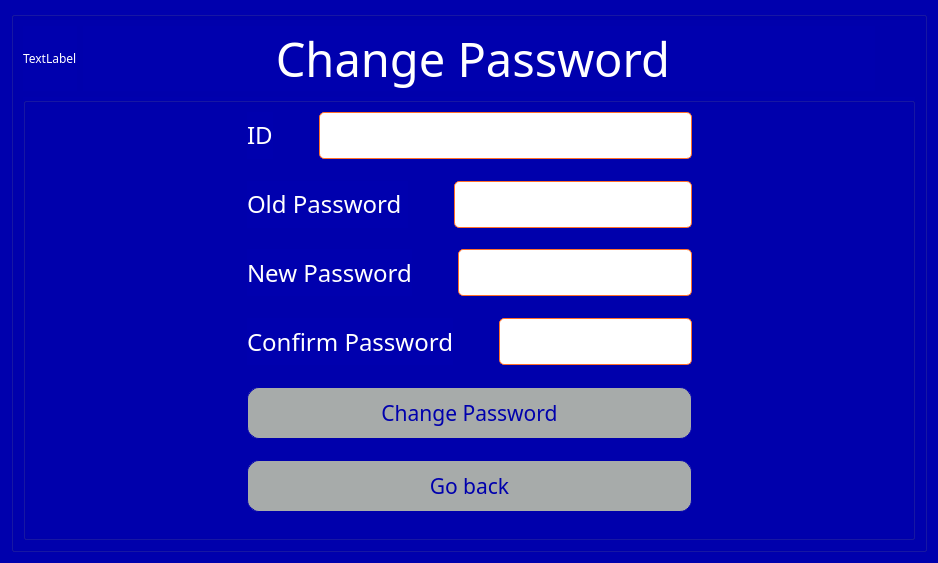
Above: ExamSphereV1/changepassword.ui from BiratBC/ExamSphereV1 before the change. Below: the same form after it.
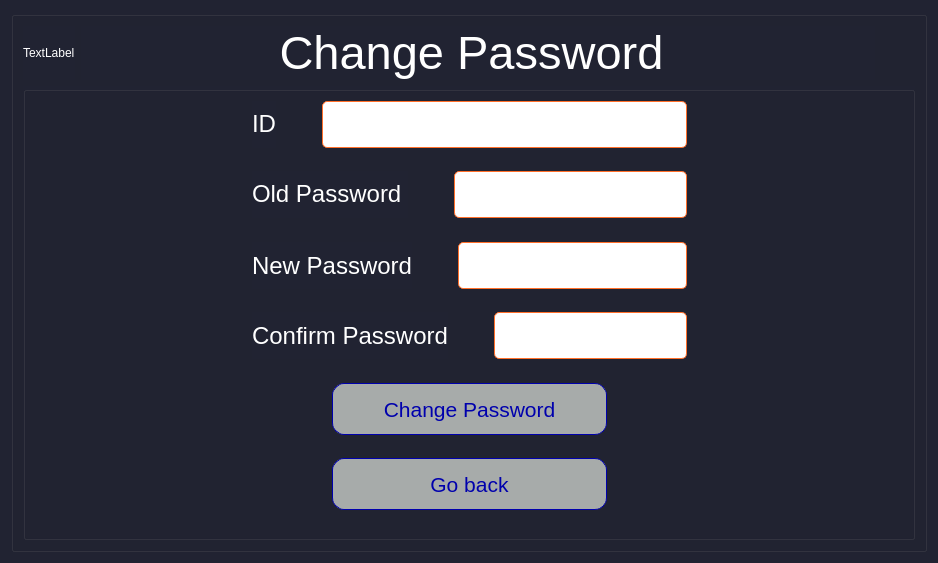
That is the form after the change.

Patch:
```diff
--- a/ExamSphereV1/changepassword.ui
+++ b/ExamSphereV1/changepassword.ui
@@ -14,34 +14,83 @@
    <string>Dialog</string>
   </property>
   <property name="styleSheet">
-   <string notr="true">*{
-	background-color: rgb(0, 0, 173);
-font-family:AcPlus IBM CGA;
+   <string notr="true">QComboBox
+{
+border: 1px solid;
+border-radius: 12px; 
+border-color: rgba(33,35,50,255);
+color:#0000ad;
+	background-color: rgb(255, 255, 255);
+}
+*{
+	background-color: rgba(33,35,50,255);
+font-family:Ubuntu Medium;
 color:#fff;
 }
 QLineEdit
-{	
-color:#0000ad;
-	background-color: rgb(255, 255, 255);
-}
-QComboBox
 {
-color:#0000ad;
-	background-color: rgb(255, 255, 255);
+height:40px;
+border: 1px solid;
+border-color: rgba(33,35,50,255);
+border-radius:10px;
+color:rgba(33,35,50,255);
+background-color: rgb(255, 255, 255);
 }
 QPushButton
 {
-	
-	background-color: rgb(167, 171, 170);
-	color:#0000ad;
+background-color: #a7abaa;
+color: rgba(0,0,173,255);
+border-radius: 12px; 
+border: 1px solid;
+border-color: rgba(33,35,50,255);
+height:40px;
+width:100px;
 }
-</string>
+QGroupBox
+{
+	width:500px;
+}</string>
   </property>
   <layout class="QGridLayout" name="gridLayout">
    <item row="0" column="0">
     <widget class="QGroupBox" name="groupBox">
      <property name="styleSheet">
-      <string notr="true">background-color: rgba(0,0,174,255);</string>
+      <string notr="true">QComboBox
+{
+border: 1px solid;
+border-radius: 12px; 
+border-color: rgba(33,35,50,255);
+color:#0000ad;
+	background-color: rgb(255, 255, 255);
+}
+*{
+	background-color: rgba(33,35,50,255);
+font-family:Ubuntu;
+color:#fff;
+}
+QLineEdit
+{
+height:40px;
+border: 1px solid;
+border-color: rgba(33,35,50,255);
+border-radius:10px;
+color:rgba(33,35,50,255);
+background-color: rgb(255, 255, 255);
+}
+QPushButton
+{
+background-color: #a7abaa;
+color: rgba(0,0,173,255);
+border-radius: 12px; 
+border: 1px solid;
+border-color: rgba(33,35,50,255);
+height:40px;
+width:100px;
+}
+QGroupBox
+{
+	width:500px;
+}</string>
      </property>
      <property name="title">
       <string/>
@@ -66,7 +115,7 @@
           </property>
           <property name="font">
            <font>
-            <family>AcPlus IBM CGA</family>
+            <family>Ubuntu</family>
             <pointsize>35</pointsize>
            </font>
           </property>
@@ -101,7 +150,7 @@
        <widget class="QGroupBox" name="Login">
         <property name="font">
          <font>
-          <family>AcPlus IBM CGA</family>
+          <family>Ubuntu</family>
           <pointsize>30</pointsize>
          </font>
         </property>
@@ -122,7 +171,7 @@
                 <widget class="QLabel" name="id">
                  <property name="font">
                   <font>
-                   <family>AcPlus IBM CGA</family>
+                   <family>Ubuntu</family>
                    <pointsize>18</pointsize>
                   </font>
                  </property>
@@ -151,7 +200,7 @@
                 <widget class="QLineEdit" name="idLineEdit">
                  <property name="font">
                   <font>
-                   <family>AcPlus IBM CGA</family>
+                   <family>Ubuntu</family>
                    <pointsize>16</pointsize>
                   </font>
                  </property>
@@ -189,7 +238,7 @@
                 <widget class="QLabel" name="password">
                  <property name="font">
                   <font>
-                   <family>AcPlus IBM CGA</family>
+                   <family>Ubuntu</family>
                    <pointsize>18</pointsize>
                   </font>
                  </property>
@@ -219,7 +268,7 @@
                 <widget class="QLineEdit" name="currentPasswordLineEdit">
                  <property name="font">
                   <font>
-                   <family>AcPlus IBM CGA</family>
+                   <family>Ubuntu</family>
                    <pointsize>16</pointsize>
                   </font>
                  </property>
@@ -262,7 +311,7 @@
               <widget class="QLabel" name="label_3">
                <property name="font">
                 <font>
-                 <family>AcPlus IBM CGA</family>
+                 <family>Ubuntu</family>
                  <pointsize>18</pointsize>
                 </font>
                </property>
@@ -291,7 +340,7 @@
               <widget class="QLineEdit" name="newPasswordLineEdit">
                <property name="font">
                 <font>
-                 <family>AcPlus IBM CGA</family>
+                 <family>Ubuntu</family>
                  <pointsize>16</pointsize>
                 </font>
                </property>
@@ -329,7 +378,7 @@
               <widget class="QLabel" name="label_4">
                <property name="font">
                 <font>
-                 <family>AcPlus IBM CGA</family>
+                 <family>Ubuntu</family>
                  <pointsize>18</pointsize>
                 </font>
                </property>
@@ -358,7 +407,7 @@
               <widget class="QLineEdit" name="confirmPassword">
                <property name="font">
                 <font>
-                 <family>AcPlus IBM CGA</family>
+                 <family>Ubuntu</family>
                  <pointsize>16</pointsize>
                 </font>
                </property>
@@ -391,7 +440,7 @@
             <widget class="QPushButton" name="changePasswordButton">
              <property name="font">
               <font>
-               <family>AcPlus IBM CGA</family>
+               <family>Ubuntu</family>
                <pointsize>16</pointsize>
               </font>
              </property>
@@ -405,7 +454,8 @@
 border: 1px solid;
 border-color: #0000ad;
 height:50px;
-width:100px;</string>
+margin-left:80px;
+margin-right:80px;</string>
              </property>
              <property name="text">
               <string>Change Password</string>
@@ -432,7 +482,7 @@
             <widget class="QPushButton" name="pushButton_2">
              <property name="font">
               <font>
-               <family>AcPlus IBM CGA</family>
+               <family>Ubuntu</family>
                <pointsize>16</pointsize>
               </font>
              </property>
@@ -445,7 +495,9 @@
 border-radius: 12px; 
 border: 1px solid;
 border-color: #0000ad;
-height:50px;</string>
+height:50px;
+margin-left:80px;
+margin-right:80px;</string>
              </property>
              <property name="text">
               <string>Go back</string>
```
